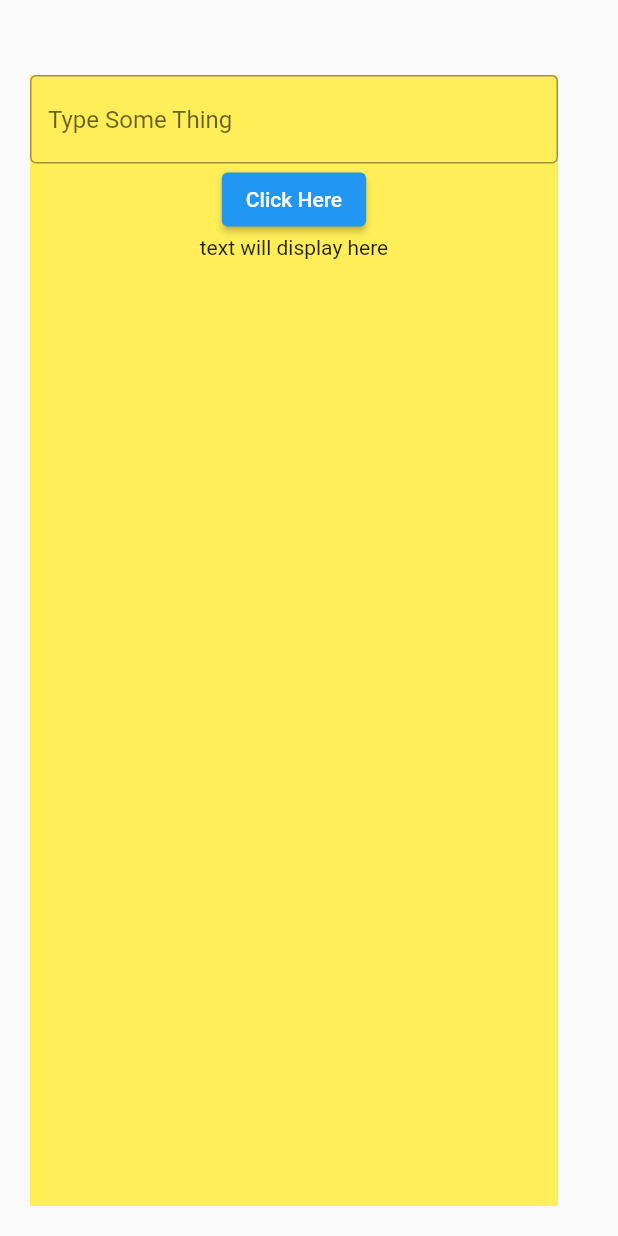
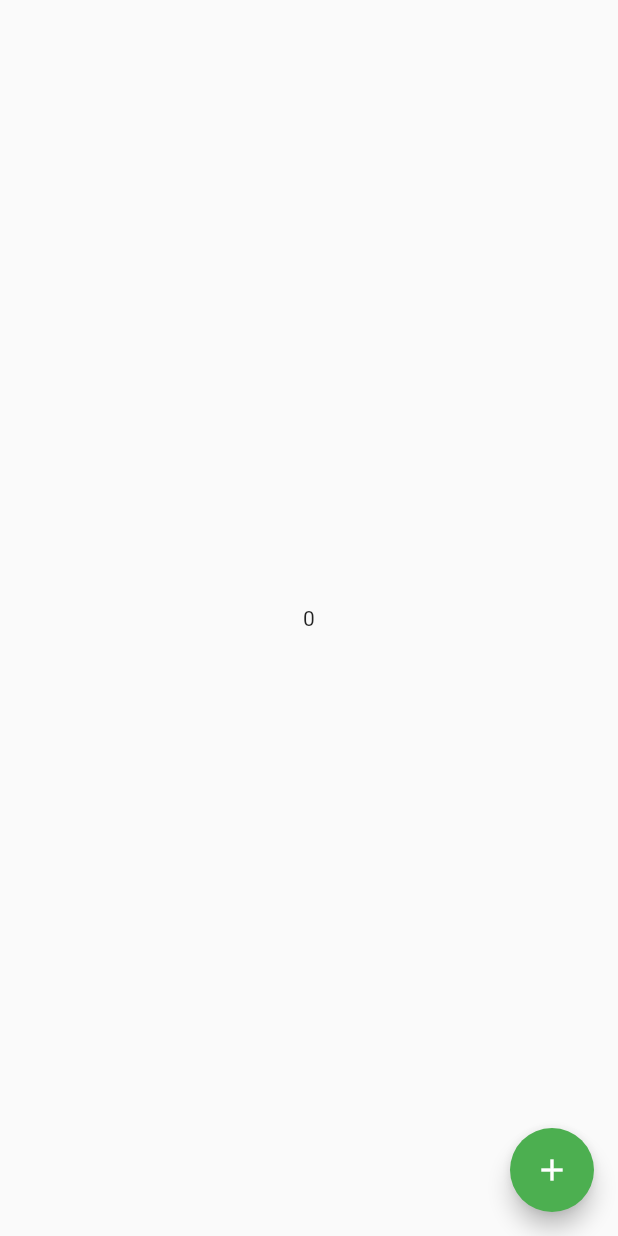
Before and after one commit to aruntr369/sample_Flutter_project, a Flutter app: the screen it shows after launch, on a phone screen of 412 x 824 dp. Run offline on Flutter 3.47's test engine with Material 2 defaults, Android fonts, the phone set to English and light mode, and no system bars.

Commit message:
num count with FABtn added

```diff
--- a/lib/main.dart
+++ b/lib/main.dart
@@ -1,4 +1,5 @@
 import 'package:flutter/material.dart';
+import 'package:sample_project_2/screen_home.dart';
 
 void main() {
   runApp(MyApp());
@@ -10,8 +11,8 @@ class MyApp extends StatelessWidget {
   @override
   Widget build(BuildContext context) {
     return MaterialApp(
-      theme: ThemeData(primaryColor: Colors.cyanAccent),
-      home: ScreenHome(),
+      theme: ThemeData(primarySwatch: Colors.green),
+      home: ScreenHome2(),
     );
   }
 }
--- a/lib/screen_home.dart
+++ b/lib/screen_home.dart
@@ -0,0 +1,42 @@
+import 'package:flutter/material.dart';
+
+class ScreenHome2 extends StatefulWidget {
+  const ScreenHome2({Key? key}) : super(key: key);
+
+  @override
+  State<ScreenHome2> createState() => _ScreenHome2State();
+}
+
+class _ScreenHome2State extends State<ScreenHome2> {
+  int _counter = 0;
+
+  @override
+  Widget build(BuildContext context) {
+    return Scaffold(
+      body: Center(
+        child: DisplayText(counterText: _counter.toString())
+      ),
+      floatingActionButton: FloatingActionButton(
+        child: Icon(Icons.add),
+        onPressed: () {
+          print(_counter);
+          setState(() {
+            _counter = _counter + 1;
+          });
+        },
+      ),
+    );
+  }
+}
+
+class DisplayText extends StatelessWidget {
+final String counterText;
+
+  const DisplayText({Key? key,required this.counterText}) : super(key: key);
+  @override
+  Widget build(BuildContext context) {
+    return Text(counterText
+
+    );
+  }
+}
```
